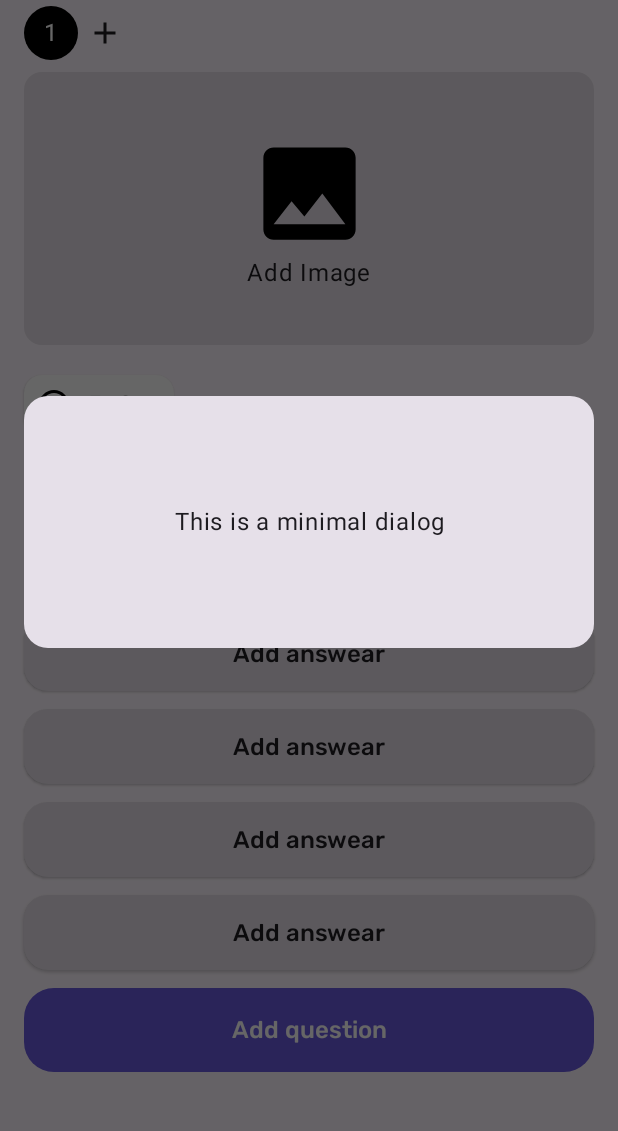
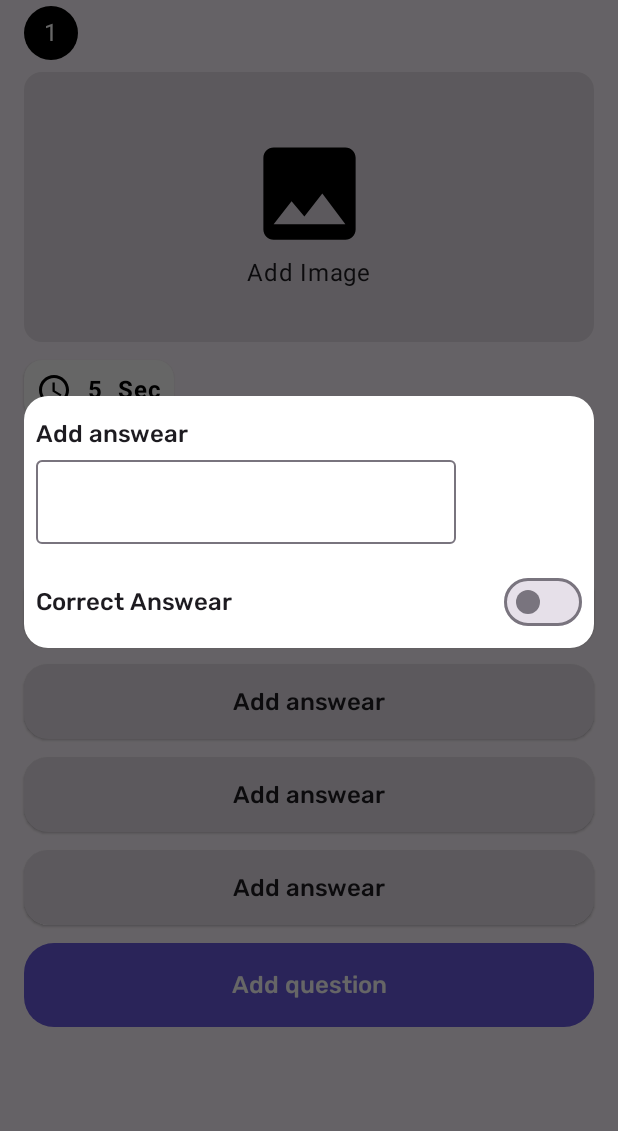
Before and after one commit to Striker471/QuizApp, an Android app built with Jetpack Compose: the screen it shows after launch (MainActivity), after a tap on "Add answear", on a phone screen of 412 x 824 dp, the part 96-1227 px from its top. Run offline under Robolectric (Android 15) with nearby library versions, the phone set to English and light mode, and no system bars; our stand-ins replace Dagger/Hilt's generated code; libraries missing offline, so code that uses them is left out: com.canhub.cropper; pictures from the network do not load; 1 statement that could not run was skipped.

Commit message:
dialog implement

```diff
--- a/app/src/main/java/com/example/quizapp/feature/presentation/components/AddAnswerDialog.kt
+++ b/app/src/main/java/com/example/quizapp/feature/presentation/components/AddAnswerDialog.kt
@@ -1,23 +1,43 @@
 package com.example.quizapp.feature.presentation.components
 
+import androidx.compose.foundation.layout.Arrangement
+import androidx.compose.foundation.layout.Column
+import androidx.compose.foundation.layout.Row
+import androidx.compose.foundation.layout.Spacer
 import androidx.compose.foundation.layout.fillMaxSize
 import androidx.compose.foundation.layout.fillMaxWidth
 import androidx.compose.foundation.layout.height
 import androidx.compose.foundation.layout.padding
+import androidx.compose.foundation.layout.width
 import androidx.compose.foundation.layout.wrapContentSize
 import androidx.compose.foundation.shape.RoundedCornerShape
 import androidx.compose.material3.Card
+import androidx.compose.material3.CardColors
+import androidx.compose.material3.CardDefaults
+import androidx.compose.material3.MaterialTheme
+import androidx.compose.material3.OutlinedTextField
+import androidx.compose.material3.Switch
 import androidx.compose.material3.Text
+import androidx.compose.material3.TextField
 import androidx.compose.runtime.Composable
 import androidx.compose.ui.Alignment
 import androidx.compose.ui.Modifier
+import androidx.compose.ui.graphics.Color
+import androidx.compose.ui.res.stringResource
+import androidx.compose.ui.text.font.FontWeight
 import androidx.compose.ui.text.style.TextAlign
+import androidx.compose.ui.tooling.preview.Preview
 import androidx.compose.ui.unit.dp
 import androidx.compose.ui.window.Dialog
+import com.example.quizapp.R
 
 @Composable
 fun AddAnswerDialog(
-    onDismissRequest: () -> Unit
+    text: String,
+    onValueChange: (String) -> Unit,
+    checkedSwitch: Boolean,
+    onDismissRequest: () -> Unit,
+    onCheckedChange: () -> Unit
 ) {
     Dialog(onDismissRequest = { onDismissRequest() }) {
         Card(
@@ -26,14 +46,42 @@ fun AddAnswerDialog(
                 .height(200.dp)
                 .padding(16.dp),
             shape = RoundedCornerShape(16.dp),
-        )   {
-            Text(
-                text = "This is a minimal dialog",
+            colors = CardDefaults.cardColors(
+                containerColor = Color.White
+            )
+        ) {
+            Column(
                 modifier = Modifier
                     .fillMaxSize()
-                    .wrapContentSize(Alignment.Center),
-                textAlign = TextAlign.Center,
-            )
+                    .padding(8.dp)
+            ) {
+                Spacer(modifier = Modifier.height(8.dp))
+                Text(
+                    text = stringResource(R.string.add_answear),
+                    style = MaterialTheme.typography.bodyMedium
+                )
+                Spacer(modifier = Modifier.height(8.dp))
+                OutlinedTextField(
+                    value = text,
+                    onValueChange = { onValueChange(it) },
+                    singleLine = true
+                )
+                Spacer(modifier = Modifier.height(16.dp))
+                Row(
+                    modifier = Modifier.fillMaxWidth(),
+                    horizontalArrangement = Arrangement.SpaceBetween,
+                    verticalAlignment = Alignment.CenterVertically
+                ) {
+                    Text(
+                        text = stringResource(R.string.correct_answear),
+                        style = MaterialTheme.typography.bodyMedium
+                    )
+                    Switch(
+                        checked = checkedSwitch,
+                        onCheckedChange = { onCheckedChange() }
+                    )
+                }
+            }
         }
     }
 }
--- a/app/src/main/java/com/example/quizapp/feature/presentation/components/AddImageCard.kt
+++ b/app/src/main/java/com/example/quizapp/feature/presentation/components/AddImageCard.kt
@@ -26,7 +26,7 @@ fun AddImageCard(
     ElevatedCard(
         onClick = onClick,
         modifier = Modifier
-            .height(182.dp)
+            .height(180.dp)
             .fillMaxWidth(),
         colors = CardDefaults.elevatedCardColors(
             containerColor = colorResource(R.color.image_card)
--- a/app/src/main/java/com/example/quizapp/feature/presentation/components/LazyQuestionRow.kt
+++ b/app/src/main/java/com/example/quizapp/feature/presentation/components/LazyQuestionRow.kt
@@ -25,7 +25,6 @@ fun LazyQuestionRow(
     count: Int,
     selectedItem: Int,
     onItemSelected: (Int) -> Unit,
-    onAddClicked: () -> Unit,
     lazyListState: LazyListState
 
 ) {
@@ -62,22 +61,22 @@ fun LazyQuestionRow(
                 }
             }
         }
-        item {
-            Box(
-                modifier = Modifier
-                    .clickable {
-//                        count++
-//                        coroutineScope.launch {
-//                            lazyListState.animateScrollToItem(count)
-//                            selectedItem = count
-//                        }
-                        onAddClicked()
-                    }
-                    .size(36.dp),
-                contentAlignment = Alignment.Center
-            ) {
-                Icon(imageVector = Icons.Default.Add, contentDescription = null)
-            }
-        }
+//        item {
+//            Box(
+//                modifier = Modifier
+//                    .clickable {
+////                        count++
+////                        coroutineScope.launch {
+////                            lazyListState.animateScrollToItem(count)
+////                            selectedItem = count
+////                        }
+////                        onAddClicked()
+//                    }
+//                    .size(36.dp),
+//                contentAlignment = Alignment.Center
+//            ) {
+//                Icon(imageVector = Icons.Default.Add, contentDescription = null)
+//            }
+//        }
     }
 }
--- a/app/src/main/java/com/example/quizapp/feature/presentation/menu_graph/create_question/CreateQuestionScreen.kt
+++ b/app/src/main/java/com/example/quizapp/feature/presentation/menu_graph/create_question/CreateQuestionScreen.kt
@@ -63,7 +63,33 @@ fun CreateQuestionScreen(
     var showDialog by remember { mutableStateOf(false) }
     var selectedIndex by remember { mutableStateOf(-1) }
     if (showDialog) {
-        AddAnswerDialog(onDismissRequest = { showDialog = false })
+//        AddAnswerDialog(
+//            onDismissRequest = {
+//                showDialog = false
+//            }
+//        )
+        AddAnswerDialog(
+            text = state.answers[selectedIndex],
+            onValueChange = {
+                viewModel.onEvent(
+                    CreateQuestionEvent.AddAnswer(
+                        index = selectedIndex,
+                        value = it
+                    )
+                )
+            },
+            checkedSwitch = selectedIndex == state.correctAnswerIndex,
+            onDismissRequest = {
+                showDialog = false
+            },
+            onCheckedChange = {
+                viewModel.onEvent(
+                    CreateQuestionEvent.CheckCorrectAnswer(
+                        selectedIndex
+                    )
+                )
+            }
+        )
     }
 
     val cropImageLauncher = rememberLauncherForActivityResult(CropImageContract()) { result ->
@@ -127,13 +153,13 @@ fun CreateQuestionScreen(
                 count = questionsState.amountQuestions,
                 selectedItem = questionsState.currentQuestion,
                 onItemSelected = { viewModel.onEvent(CreateQuestionEvent.SelectedQuestion(it)) },
-                onAddClicked = { viewModel.onEvent(CreateQuestionEvent.OnAddedQuestion) },
                 lazyListState = lazyListState
             )
             Spacer(modifier = Modifier.height(4.dp))
             Column(
                 modifier = Modifier
-                    .verticalScroll(rememberScrollState())
+                    .verticalScroll(rememberScrollState()),
+                horizontalAlignment = Alignment.CenterHorizontally
             ) {
                 Spacer(modifier = Modifier.height(4.dp))
                 if (state.image != null) {
@@ -141,7 +167,7 @@ fun CreateQuestionScreen(
                         model = state.image,
                         contentDescription = null,
                         modifier = Modifier
-                            .size(320.dp, 240.dp)
+                            .size(240.dp, 180.dp)
                             .clickable {
                                 singlePhotoPickerLauncher.launch(
                                     PickVisualMediaRequest(ActivityResultContracts.PickVisualMedia.ImageOnly)
@@ -158,7 +184,7 @@ fun CreateQuestionScreen(
                         )
                     })
                 }
-                Spacer(modifier = Modifier.height(16.dp))
+                Spacer(modifier = Modifier.height(8.dp))
                 Column(
                     modifier = Modifier
                         .fillMaxWidth(),
@@ -170,13 +196,12 @@ fun CreateQuestionScreen(
                         options = listTime,
                     )
                 }
-                Spacer(modifier = Modifier.height(8.dp))
                 LabelWithTextField(
                     title = stringResource(R.string.add_question),
                     value = state.addQuestion,
                     onValueChange = { viewModel.onEvent(CreateQuestionEvent.EnteredAddQuestion(it)) },
                     placeHolder = stringResource(R.string.enter_your_question),
-                    modifier = Modifier.height(74.dp)
+                    modifier = Modifier.height(62.dp)
                 )
                 Spacer(modifier = Modifier.height(8.dp))
 
@@ -193,12 +218,20 @@ fun CreateQuestionScreen(
                     }
                 }
                 Spacer(modifier = Modifier.weight(1f))
-                MainActionButton(
-                    onClick = { },
-                    text = stringResource(R.string.add_question),
-                    modifier = Modifier.fillMaxWidth()
-                )
-                Spacer(modifier = Modifier.height(16.dp))
+                if (questionsState.amountQuestions == questionsState.currentQuestion) {
+                    MainActionButton(
+                        onClick = { viewModel.onEvent(CreateQuestionEvent.OnAddedQuestion) },
+                        text = stringResource(R.string.add_question),
+                        modifier = Modifier.fillMaxWidth()
+                    )
+                } else {
+                    MainActionButton(
+                        onClick = { },
+                        text = stringResource(R.string.update_question),
+                        modifier = Modifier.fillMaxWidth()
+                    )
+                }
+                Spacer(modifier = Modifier.height(8.dp))
             }
         }
     }
--- a/app/src/main/java/com/example/quizapp/feature/presentation/menu_graph/create_question/CreateQuestionState.kt
+++ b/app/src/main/java/com/example/quizapp/feature/presentation/menu_graph/create_question/CreateQuestionState.kt
@@ -18,4 +18,8 @@ data class CreateQuestionState(
     MutableList<CreateQuestionItem> = mutableStateListOf(CreateQuestionItem()),
     val currentQuestion: Int = 1,
     val amountQuestions: Int = 1
-)
+){
+    fun isLastQuestion() :Boolean{
+        return currentQuestion == amountQuestions
+    }
+}
--- a/app/src/main/res/values/strings.xml
+++ b/app/src/main/res/values/strings.xml
@@ -42,6 +42,7 @@
     <string name="my_quizzes">My Quizzes</string>
     <string name="views">Views</string>
     <string name="enter_your_question">Enter your question</string>
+    <string name="update_question">Update question</string>
 
 
 </resources>
```
Also changed, not shown: app/src/main/java/com/example/quizapp/feature/presentation/menu_graph/create_question/CreateQuestionViewModel.kt (+34 -11 lines).
